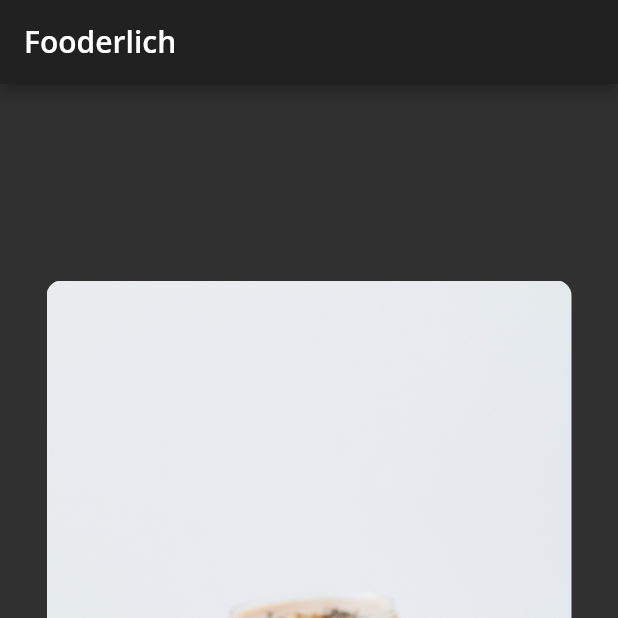
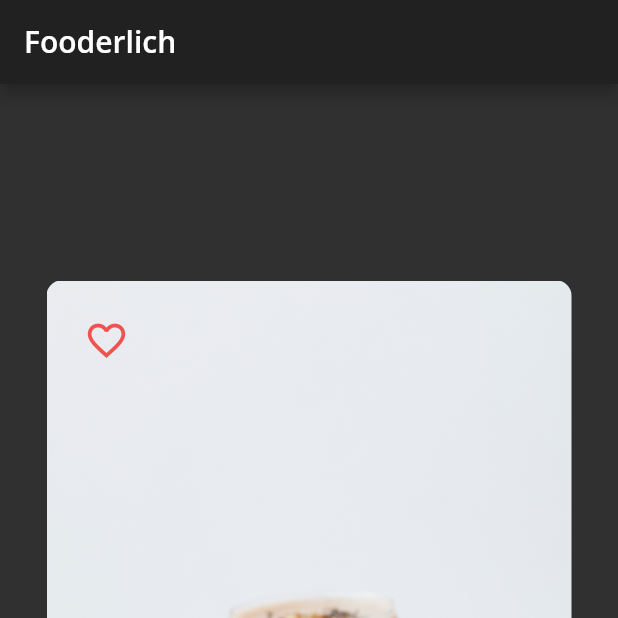
Before and after one commit to kodjofr/fooderlich-flutter-dev, a Flutter app: the screen it shows after launch, item 3 of the bottom bar chosen, on a phone screen of 412 x 824 dp, the top half of it. Run offline on Flutter 3.47's test engine with Material 2 defaults, Android fonts, the phone set to English and light mode, and no system bars; our stand-ins replace google_fonts.

Commit message:
Do some changes

```diff
--- a/lib/author_card.dart
+++ b/lib/author_card.dart
@@ -2,7 +2,7 @@ import 'package:flutter/material.dart';
 import 'fooderlich_theme.dart';
 import 'circle_image.dart';
 
-class AuthorCard extends StatelessWidget {
+class AuthorCard extends StatefulWidget {
   final String authorName;
   final String title;
   final ImageProvider? imageProvider;
@@ -14,11 +14,29 @@ class AuthorCard extends StatelessWidget {
       this.imageProvider});
 
   @override
+  State<AuthorCard> createState() => _AuthorCardState();
+}
+
+class _AuthorCardState extends State<AuthorCard> {
+  bool _isFavorited = false;
+
+  @override
   Widget build(BuildContext context) {
     return Container(
       padding: const EdgeInsets.all(16),
       child: Row(
-        children: [],
+        children: [
+          IconButton(
+            icon: Icon(_isFavorited ? Icons.favorite : Icons.favorite_border),
+            iconSize: 30,
+            color: Colors.red[400],
+            onPressed: () {
+              setState(() {
+                _isFavorited = !_isFavorited;
+              });
+            },
+          )
+        ],
       ),
     );
   }
--- a/lib/main.dart
+++ b/lib/main.dart
@@ -4,12 +4,10 @@ import 'fooderlich_theme.dart';
 import 'home.dart';
 
 void main() {
-
   runApp(const Fooderlich());
 }
 
 class Fooderlich extends StatelessWidget {
-
   const Fooderlich({super.key});
 
   @override
@@ -21,7 +19,5 @@ class Fooderlich extends StatelessWidget {
       title: 'Fooderlich',
       home: const Home(),
     );
-
-
   }
 }
```
